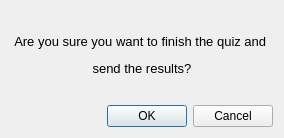
First picture: the form in QuestionnaireGUI/FinishDialog.ui, repository rareseanu/proiect-pa, before the edit.
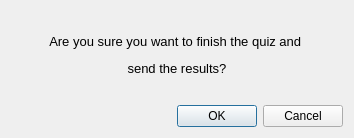
Second picture: the form after the edit.

Patch:
```diff
--- a/QuestionnaireGUI/FinishDialog.ui
+++ b/QuestionnaireGUI/FinishDialog.ui
@@ -6,7 +6,7 @@
    <rect>
     <x>0</x>
     <y>0</y>
-    <width>284</width>
+    <width>354</width>
     <height>138</height>
    </rect>
   </property>
```
Left out of the diff: 57 changed lines with no effect on the pictures.
